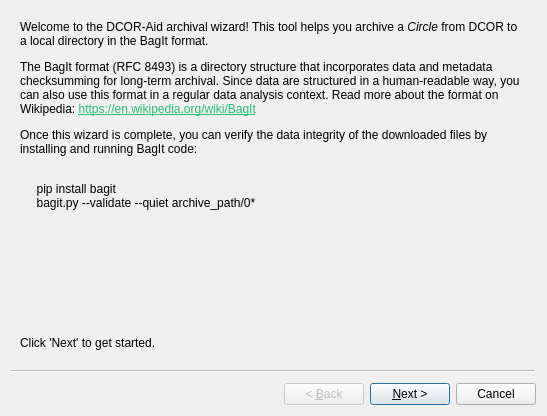
Qt form dcoraid/gui/wizard_bagit/wizard_bagit.ui (PinkShnack/DCOR-Aid) before a commit.
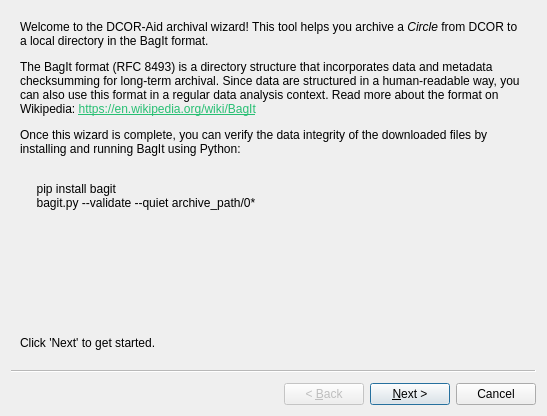
The same form after that commit.

Diff of the .ui file:
```diff
--- a/dcoraid/gui/wizard_bagit/wizard_bagit.ui
+++ b/dcoraid/gui/wizard_bagit/wizard_bagit.ui
@@ -27,7 +27,7 @@
     <item>
      <widget class="QLabel" name="label">
       <property name="text">
-       <string>&lt;html&gt;&lt;head/&gt;&lt;body&gt;&lt;p&gt;Welcome to the DCOR-Aid archival wizard! This tool helps you archive a &lt;span style=&quot; font-style:italic;&quot;&gt;Circle&lt;/span&gt; from DCOR to a local directory in the BagIt format.&lt;/p&gt;&lt;p&gt;The BagIt format (RFC 8493) is a directory structure that incorporates data and metadata checksumming for long-term archival. Since data are structured in a human-readable way, you can also use this format in a regular data analysis context. Read more about the format on Wikipedia: &lt;a href=&quot;https://en.wikipedia.org/wiki/BagIt&quot;&gt;&lt;span style=&quot; text-decoration: underline; color:#27bf73;&quot;&gt;https://en.wikipedia.org/wiki/BagIt&lt;/span&gt;&lt;/a&gt;&lt;/p&gt;&lt;p&gt;Once this wizard is complete, you can verify the data integrity of the downloaded files by installing and running BagIt code:&lt;br/&gt;&lt;/p&gt;&lt;p&gt;&lt;span style=&quot; font-family:'Hack';&quot;&gt;     pip install bagit &lt;br/&gt;     bagit.py --validate --quiet archive_path/0*&lt;/span&gt;&lt;/p&gt;&lt;/body&gt;&lt;/html&gt;</string>
+       <string>&lt;html&gt;&lt;head/&gt;&lt;body&gt;&lt;p&gt;Welcome to the DCOR-Aid archival wizard! This tool helps you archive a &lt;span style=&quot; font-style:italic;&quot;&gt;Circle&lt;/span&gt; from DCOR to a local directory in the BagIt format.&lt;/p&gt;&lt;p&gt;The BagIt format (RFC 8493) is a directory structure that incorporates data and metadata checksumming for long-term archival. Since data are structured in a human-readable way, you can also use this format in a regular data analysis context. Read more about the format on Wikipedia: &lt;a href=&quot;https://en.wikipedia.org/wiki/BagIt&quot;&gt;&lt;span style=&quot; text-decoration: underline; color:#27bf73;&quot;&gt;https://en.wikipedia.org/wiki/BagIt&lt;/span&gt;&lt;/a&gt;&lt;/p&gt;&lt;p&gt;Once this wizard is complete, you can verify the data integrity of the downloaded files by installing and running BagIt using Python:&lt;br/&gt;&lt;/p&gt;&lt;p&gt;&lt;span style=&quot; font-family:'Hack';&quot;&gt;     pip install bagit &lt;br/&gt;     bagit.py --validate --quiet archive_path/0*&lt;/span&gt;&lt;/p&gt;&lt;/body&gt;&lt;/html&gt;</string>
       </property>
       <property name="textFormat">
        <enum>Qt::TextFormat::RichText</enum>
```
